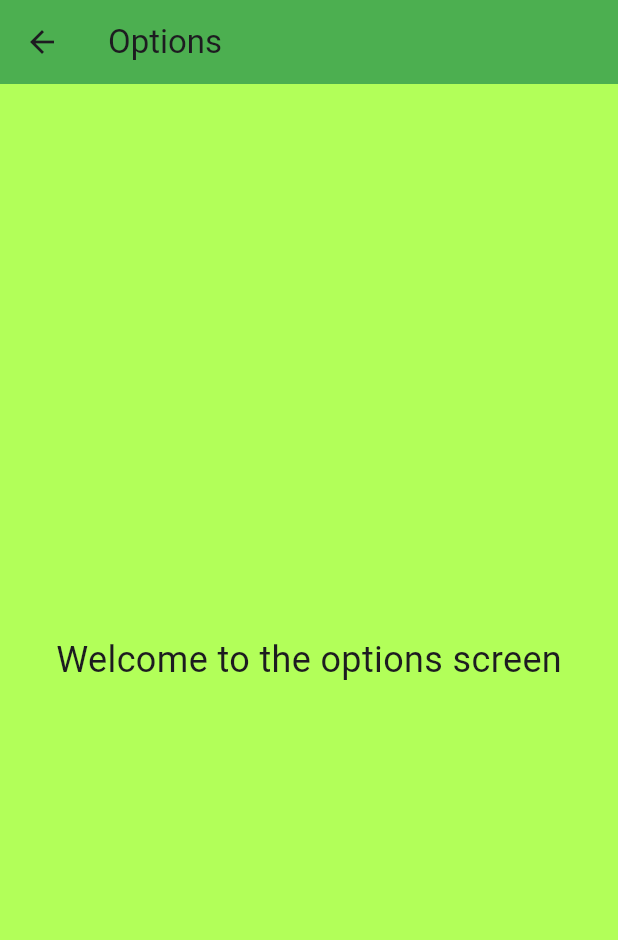
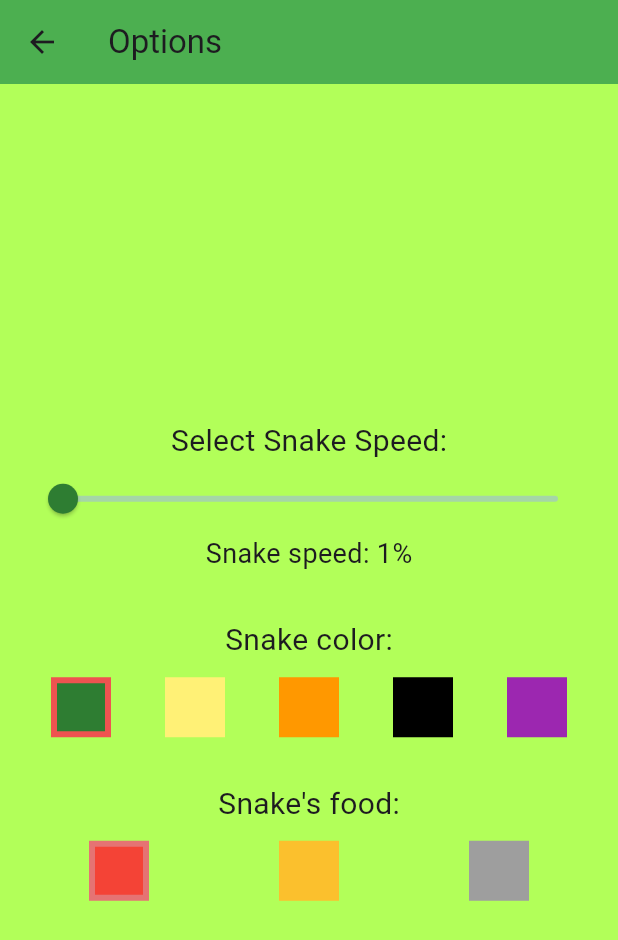
Before and after one commit to adelinbojan96/SnakeFlutterGame, a Flutter app: the Options screen opened directly, on a phone screen of 412 x 824 dp. Shown: the top 940 px of the screen. Run offline on Flutter 3.47's test engine with Material 3 defaults, Android fonts, the phone set to English and light mode, and no system bars.

Commit message:
add simple ui for options.dart

```diff
--- a/lib/Game/snake_game.dart
+++ b/lib/Game/snake_game.dart
@@ -5,7 +5,7 @@ import 'dart:math';
 import '../Menu/main_menu.dart';
 import '../Tools/direction.dart';
 import '../Tools/control_panel.dart';
-
+import '../Menu/options.dart';
 class GameScreen extends StatefulWidget {
   const GameScreen({super.key});
 
@@ -19,7 +19,6 @@ class _GameScreenState extends State<GameScreen> {
   late int step;
   Direction direction = Direction.right;
   Timer? timer;
-  int speed = 1;
   late Offset foodPosition;
   var lowerBoundX, lowerBoundY, upperBoundX, upperBoundY;
   int score = 0;
@@ -71,7 +70,7 @@ class _GameScreenState extends State<GameScreen> {
     if (timer != null && timer!.isActive) timer!.cancel();
 
     //restart the timer with the new speed
-    timer = Timer.periodic(Duration(milliseconds: 200 ~/ speed), (timer) {
+    timer = Timer.periodic(Duration(milliseconds: 200 ~/ snakeSpeed), (timer) {
       draw();
     });
   }
@@ -82,7 +81,7 @@ class _GameScreenState extends State<GameScreen> {
     length = 1;
     positions = [const Offset(80, 100)];
     direction = getRandomDirection();
-    speed = 1;
+    snakeSpeed = 1;
 
     changeSpeed();
   }
@@ -170,7 +169,7 @@ class _GameScreenState extends State<GameScreen> {
                   size: step,
                   color: Colors.red,
                 ).toWidget(),
-                ...getBridges(),
+                ...getWall(),
               ],
             ),
           ),
@@ -185,12 +184,12 @@ class _GameScreenState extends State<GameScreen> {
   }
 
 
-//generate bridges around the margins of the screen using bounds
-  List<Widget> getBridges() {
-    final bridges = <Widget>[];
+//generate wall around the margins of the screen using bounds
+  List<Widget> getWall() {
+    final wall = <Widget>[];
 
     for (double x = lowerBoundX; x <= upperBoundX; x += step) {
-      bridges.add(
+      wall.add(
         Piece(
           posX: x,
           posY: lowerBoundY,
@@ -199,7 +198,7 @@ class _GameScreenState extends State<GameScreen> {
         ).toWidget(),
       );
 
-      bridges.add(
+      wall.add(
         Piece(
           posX: x,
           posY: upperBoundY,
@@ -213,7 +212,7 @@ class _GameScreenState extends State<GameScreen> {
     for (double y = lowerBoundY; y <= upperBoundY;
     y += step) {
 
-      bridges.add(
+      wall.add(
         Piece(
           posX: lowerBoundX,
           posY: y,
@@ -222,7 +221,7 @@ class _GameScreenState extends State<GameScreen> {
         ).toWidget(),
       );
 
-      bridges.add(
+      wall.add(
         Piece(
           posX: upperBoundX,
           posY: y,
@@ -232,7 +231,7 @@ class _GameScreenState extends State<GameScreen> {
       );
     }
 
-    return bridges;
+    return wall;
   }
 
   Widget getControls() {
--- a/lib/Main/main.dart
+++ b/lib/Main/main.dart
@@ -1,5 +1,5 @@
 import 'package:flutter/material.dart';
-import '../Menu/main_menu.dart'; // Make sure this path is correct
+import '../Menu/main_menu.dart';
 
 void main() {
   runApp(const SnakeApp());
--- a/lib/Menu/options.dart
+++ b/lib/Menu/options.dart
@@ -1,7 +1,33 @@
 import 'package:flutter/material.dart';
 
-class Options extends StatelessWidget {
+class Options extends StatefulWidget {
   const Options({super.key});
+
+  @override
+  _OptionsState createState() => _OptionsState();
+}
+
+double snakeSpeed = 1.01;
+Color snakeColor = Colors.green[800]!;
+Color foodColor = Colors.red;
+
+class _OptionsState extends State<Options> {
+  final List<Color> snakeColors = [
+    Colors.green[800]!,
+    Colors.yellow[300]!,
+    Colors.orange,
+    Colors.black,
+    Colors.purple,
+  ];
+
+  final List<Color> foodColors = [
+    Colors.red,
+    Colors.yellow[700]!, // Dark Yellow
+    Colors.grey,
+  ];
+
+  int selectedColorIndex = 0;
+  int selectedFoodColorIndex = 0;
 
   @override
   Widget build(BuildContext context) {
@@ -11,10 +37,103 @@ class Options extends StatelessWidget {
         title: const Text("Options"),
         backgroundColor: Colors.green,
       ),
-      body: const Center(
-        child: Text(
-          'Welcome to the options screen',
-          style: TextStyle(fontSize: 24.0),
+      body: Padding(
+        padding: const EdgeInsets.all(16.0),
+        child: Column(
+          mainAxisAlignment: MainAxisAlignment.center,
+          children: [
+            const Text(
+              'Select Snake Speed:',
+              style: TextStyle(fontSize: 20),
+            ),
+            Slider(
+              value: snakeSpeed,
+              min: 1.01,
+              max: 2.0,
+              divisions: 99,
+              label: '${(((snakeSpeed - 1) * 100).round())}%',
+              activeColor: Colors.green[800],
+              inactiveColor: Colors.green[200],
+              onChanged: (double value) {
+                setState(() {
+                  snakeSpeed = value;
+                });
+              },
+            ),
+            Text(
+              'Snake speed: ${((snakeSpeed - 1) * 100).toStringAsFixed(0)}%',
+              style: const TextStyle(fontSize: 18),
+            ),
+
+            const SizedBox(height: 30),
+
+            const Text(
+              'Snake color:',
+              style: TextStyle(fontSize: 20),
+            ),
+            const SizedBox(height: 10),
+
+            Row(
+              mainAxisAlignment: MainAxisAlignment.spaceAround,
+              children: List.generate(snakeColors.length, (index) {
+                return GestureDetector(
+                  onTap: () {
+                    setState(() {
+                      selectedColorIndex = index;
+                      snakeColor = snakeColors[selectedColorIndex];
+                    });
+                  },
+                  child: Container(
+                    width: 40,
+                    height: 40,
+                    decoration: BoxDecoration(
+                      color: snakeColors[index],
+                      border: Border.all(
+                        color: selectedColorIndex == index
+                            ? Colors.red[400]!
+                            : Colors.transparent,
+                        width: selectedColorIndex == index ? 4 : 2,
+                      ),
+                    ),
+                  ),
+                );
+              }),
+            ),
+            const SizedBox(height: 30),
+
+            const Text(
+              "Snake's food:",
+              style: TextStyle(fontSize: 20),
+            ),
+            const SizedBox(height: 10),
+
+            Row(
+              mainAxisAlignment: MainAxisAlignment.spaceAround,
+              children: List.generate(foodColors.length, (index) {
+                return GestureDetector(
+                  onTap: () {
+                    setState(() {
+                      selectedFoodColorIndex = index;
+                      foodColor = foodColors[selectedFoodColorIndex];
+                    });
+                  },
+                  child: Container(
+                    width: 40,
+                    height: 40,
+                    decoration: BoxDecoration(
+                      color: foodColors[index],
+                      border: Border.all(
+                        color: selectedFoodColorIndex == index
+                            ? Colors.red[300]!
+                            : Colors.transparent,
+                        width: selectedFoodColorIndex == index ? 4 : 2,
+                      ),
+                    ),
+                  ),
+                );
+              }),
+            ),
+          ],
         ),
       ),
     );
```
